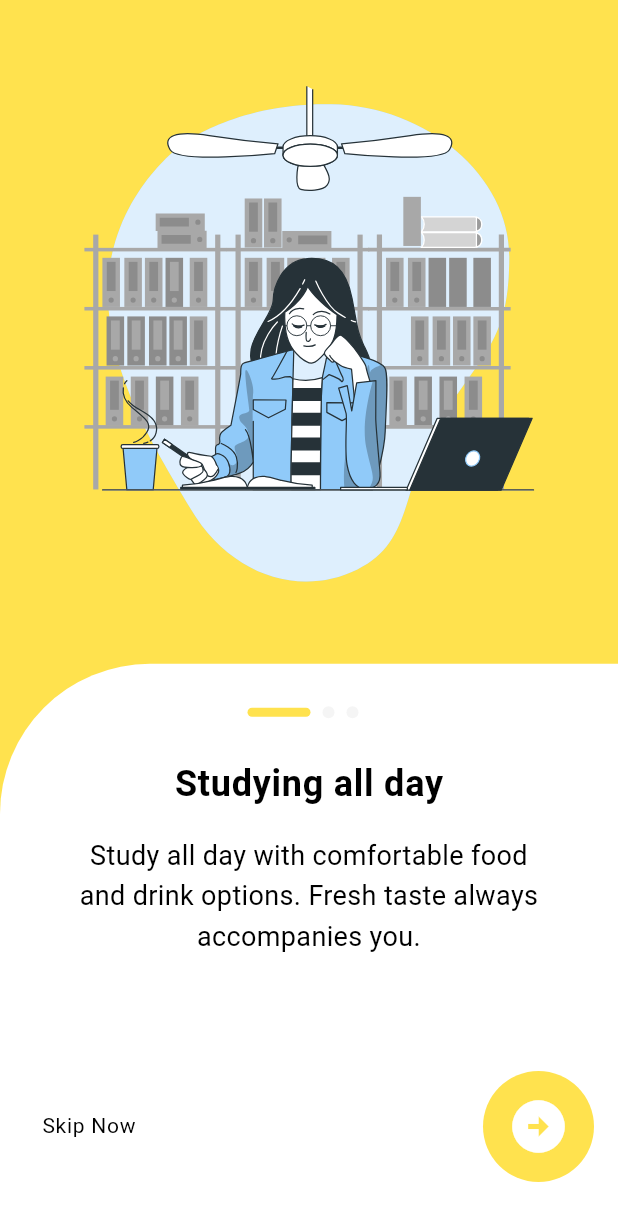
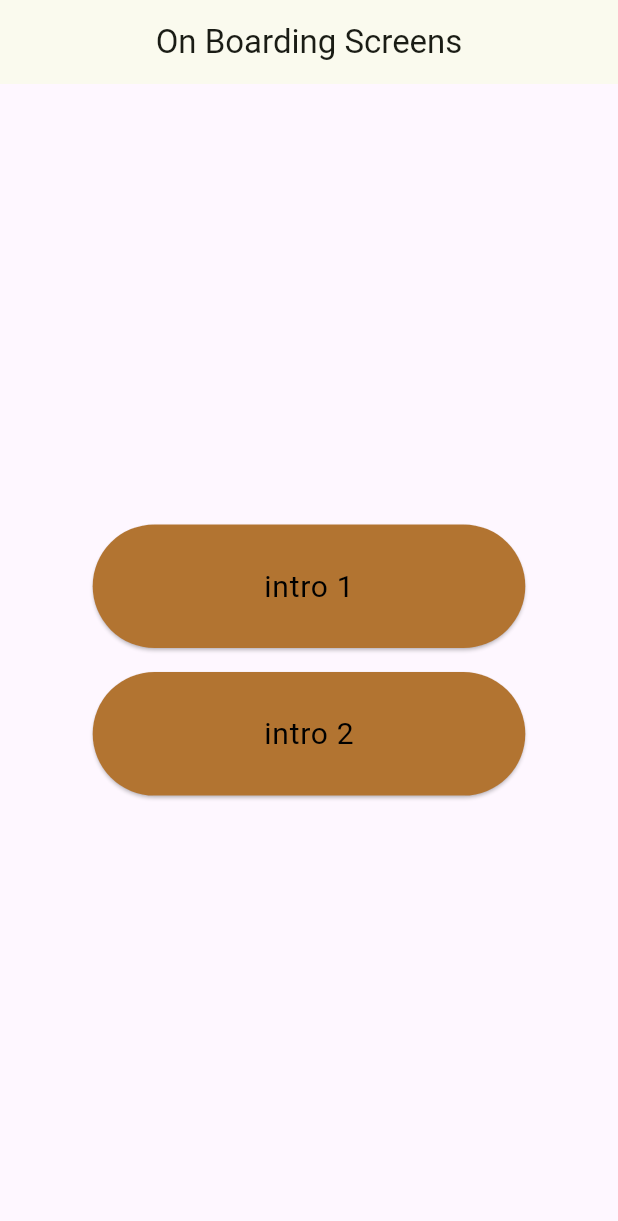
Before and after one commit to Mohitkoley/onboard_dummy1, a Flutter app: the screen it shows after launch, on a phone screen of 412 x 824 dp. Shown: the top 1221 px of the screen. Run offline on Flutter 3.47's test engine with Material 3 defaults, Android fonts, the phone set to English and light mode, and no system bars; our stand-ins replace flutter_svg.

Commit message:
added intro 2

```diff
--- a/lib/main.dart
+++ b/lib/main.dart
@@ -1,8 +1,9 @@
 import 'package:flutter/material.dart';
 import 'package:flutter_svg/svg.dart';
 import 'package:onboarding/const/resource.dart';
-import 'package:onboarding/screens/home_screen.dart';
-import 'package:onboarding/screens/on_board_screen.dart';
+import 'package:onboarding/screens/intro_screens/screen2/intro_screen2.dart';
+import 'package:onboarding/screens/intro_screens/screen1/intro_screen1.dart';
+import 'package:onboarding/screens/on_boardinglist.dart';
 import 'package:onboarding/theme/app_theme.dart';
 
 void main() {
@@ -21,6 +22,6 @@ class MyApp extends StatelessWidget {
         theme: AppTheme.brightData,
         darkTheme: AppTheme.darkData,
         themeMode: ThemeMode.system,
-        home: const IntroScreen());
+        home: const OnBoardScreensList());
   }
 }
--- a/lib/screens/on_board_screen.dart
+++ b/lib/screens/intro_screens/screen1/intro_screen1.dart
@@ -1,7 +1,8 @@
 import 'package:flutter/gestures.dart';
 import 'package:flutter/material.dart';
 import 'package:onboarding/const/resource.dart';
-import 'package:onboarding/screens/intro_widget.dart';
+import 'package:onboarding/screens/intro_screens/screen1/intro_widget.dart';
+import 'package:onboarding/utils/shared_list.dart';
 
 class AppScrollBehavior extends MaterialScrollBehavior {
   @override
@@ -11,20 +12,20 @@ class AppScrollBehavior extends MaterialScrollBehavior {
       };
 }
 
-class IntroScreen extends StatefulWidget {
-  const IntroScreen({super.key});
+class IntroScreen1 extends StatefulWidget {
+  const IntroScreen1({super.key});
 
   @override
-  State<IntroScreen> createState() => _IntroScreenState();
+  State<IntroScreen1> createState() => _IntroScreen1State();
 }
 
-class _IntroScreenState extends State<IntroScreen> {
+class _IntroScreen1State extends State<IntroScreen1> {
   final PageController _pageController = PageController();
 
   int _activePage = 0;
 
   void onNextPage() {
-    if (_activePage < _pages.length - 1) {
+    if (_activePage < pages.length - 1) {
       _pageController.nextPage(
         duration: const Duration(milliseconds: 500),
         curve: Curves.fastEaseInToSlowEaseOut,
@@ -33,35 +34,8 @@ class _IntroScreenState extends State<IntroScreen> {
   }
 
   void onSkip() {
-    _pageController.jumpToPage(_pages.length - 1);
+    _pageController.jumpToPage(pages.length - 1);
   }
-
-  final List<Map<String, dynamic>> _pages = [
-    {
-      'color': '#ffe24e',
-      'title': 'Studying all day',
-      'image': R.ASSETS_SVG_STUDYING_BRO_SVG,
-      'description':
-          "Study all day with comfortable food and drink options. Fresh taste always accompanies you.",
-      'skip': true
-    },
-    {
-      'color': '#a3e4f1',
-      'title': 'Study by yourself',
-      'image': R.ASSETS_SVG_STUDYING_RAFIKI_SVG,
-      'description':
-          'Study with a variety of food and drink options. Fresh taste always accompanies you.',
-      'skip': true
-    },
-    {
-      'color': '#31b77a',
-      'title': 'Study with friends',
-      'image': R.ASSETS_SVG_RESEARCH_PAPER_RAFIKI_SVG,
-      'description':
-          'Study with a lot of food and drink options. Fresh taste always accompanies you.',
-      'skip': false
-    },
-  ];
 
   @override
   Widget build(BuildContext context) {
@@ -70,7 +44,7 @@ class _IntroScreenState extends State<IntroScreen> {
         children: [
           PageView.builder(
               controller: _pageController,
-              itemCount: _pages.length,
+              itemCount: pages.length,
               scrollBehavior: AppScrollBehavior(),
               onPageChanged: (int page) {
                 setState(() {
@@ -80,11 +54,11 @@ class _IntroScreenState extends State<IntroScreen> {
               itemBuilder: (BuildContext context, int index) {
                 return IntroWidget(
                   index: index,
-                  color: _pages[index]['color'],
-                  title: _pages[index]['title'],
-                  description: _pages[index]['description'],
-                  image: _pages[index]['image'],
-                  skip: _pages[index]['skip'],
+                  color: pages[index]['color'],
+                  title: pages[index]['title'],
+                  description: pages[index]['description'],
+                  image: pages[index]['image'],
+                  skip: pages[index]['skip'],
                   onTab: onNextPage,
                   onSkip: onSkip,
                 );
@@ -109,7 +83,7 @@ class _IntroScreenState extends State<IntroScreen> {
   List<Widget> _buildIndicator() {
     final indicators = <Widget>[];
 
-    for (var i = 0; i < _pages.length; i++) {
+    for (var i = 0; i < pages.length; i++) {
       if (_activePage == i) {
         indicators.add(_indicatorsTrue());
       } else {
--- /dev/null
+++ b/lib/screens/on_boardinglist.dart
@@ -0,0 +1,70 @@
+// ignore_for_file: public_member_api_docs, sort_constructors_first
+import 'package:flutter/material.dart';
+
+import 'package:onboarding/screens/intro_screens/screen1/intro_screen1.dart';
+import 'package:onboarding/screens/intro_screens/screen2/intro_screen2.dart';
+import 'package:onboarding/theme/colors.dart';
+import 'package:onboarding/utils/utils.dart';
+
+class OnBoardScreensList extends StatefulWidget {
+  const OnBoardScreensList({super.key});
+
+  @override
+  State<OnBoardScreensList> createState() => _OnBoardScreensListState();
+}
+
+class _OnBoardScreensListState extends State<OnBoardScreensList> {
+  @override
+  Widget build(BuildContext context) {
+    return Scaffold(
+      appBar: AppBar(
+        title: const Text("On Boarding Screens"),
+        centerTitle: true,
+      ),
+      body: Container(
+        alignment: Alignment.center,
+        padding: const EdgeInsets.all(20),
+        child: Column(
+          crossAxisAlignment: CrossAxisAlignment.center,
+          mainAxisAlignment: MainAxisAlignment.center,
+          children: [
+            ScreenButton(
+                title: "intro 1",
+                onPressed: () => Navigator.of(context).push(
+                    MaterialPageRoute(builder: (context) => IntroScreen1()))),
+            ScreenButton(
+                title: "intro 2",
+                onPressed: () => context.navigateTo(IntroScreen2()))
+          ],
+        ),
+      ),
+    );
+  }
+}
+
+class ScreenButton extends StatelessWidget {
+  final String title;
+  final void Function() onPressed;
+  const ScreenButton({
+    super.key,
+    required this.title,
+    required this.onPressed,
+  });
+
+  @override
+  Widget build(BuildContext context) {
+    return Padding(
+      padding: const EdgeInsets.all(8.0),
+      child: ElevatedButton(
+        onPressed: onPressed,
+        style: ElevatedButton.styleFrom(
+          fixedSize: Size(context.width * 0.7, context.height * 0.1),
+        ),
+        child: Text(
+          title,
+          style: context.textTheme.bodyLarge,
+        ),
+      ),
+    );
+  }
+}
--- a/lib/theme/app_theme.dart
+++ b/lib/theme/app_theme.dart
@@ -1,18 +1,32 @@
 import 'package:flutter/material.dart';
+import 'package:onboarding/theme/colors.dart';
 
 class AppTheme {
   static ThemeData brightData = ThemeData.light().copyWith(
-    colorScheme: ColorScheme.fromSeed(seedColor: Colors.deepPurple),
-    textTheme: const TextTheme(
-      bodyLarge: TextStyle(fontSize: 20, color: Colors.black),
-      bodyMedium: TextStyle(fontSize: 16, color: Colors.black),
-    ),
-  );
+      colorScheme: ColorScheme.fromSeed(seedColor: primaryColor),
+      elevatedButtonTheme: buttonTheme,
+      textTheme: const TextTheme(
+        bodyLarge: TextStyle(fontSize: 20, color: black),
+        bodyMedium: TextStyle(fontSize: 16, color: black),
+      ),
+      dividerColor: supporterColor);
 
   static ThemeData darkData = ThemeData.dark().copyWith(
-      colorScheme: ColorScheme.fromSeed(seedColor: Colors.deepPurple),
-      textTheme: TextTheme(
-        bodyLarge: TextStyle(fontSize: 20, color: Colors.white),
-        bodyMedium: TextStyle(fontSize: 16, color: Colors.white),
-      ));
+      colorScheme: ColorScheme.fromSeed(seedColor: primaryColor),
+      textTheme: const TextTheme(
+        bodyLarge: TextStyle(fontSize: 20, color: white),
+        bodyMedium: TextStyle(fontSize: 16, color: white),
+      ),
+      elevatedButtonTheme: buttonThemeDark,
+      dividerColor: supporterColor);
+
+  static ElevatedButtonThemeData buttonTheme = ElevatedButtonThemeData(
+      style: ButtonStyle(
+          foregroundColor: MaterialStateProperty.all<Color>(white),
+          backgroundColor: MaterialStateProperty.all<Color>(secondryColor)));
+
+  static ElevatedButtonThemeData buttonThemeDark = ElevatedButtonThemeData(
+      style: ButtonStyle(
+          foregroundColor: MaterialStateProperty.all<Color>(black),
+          backgroundColor: MaterialStateProperty.all<Color>(secondryColor)));
 }
--- /dev/null
+++ b/lib/theme/colors.dart
@@ -0,0 +1,7 @@
+import 'package:flutter/material.dart';
+
+const supporterColor = Color(0xFFD6CCB8);
+const secondryColor = Color(0xFFB27431);
+const primaryColor = Color(0xFFA5E314);
+const white = Color(0xFFFFFFFF);
+const black = Color(0xFF000000);
```
Also changed, not shown: lib/screens/home_screen.dart (deleted, +0 -79 lines), lib/screens/intro_screens/screen2/intro_screen2.dart (added, +237 -0 lines), lib/utils/shared_list.dart (added, +28 -0 lines), lib/utils/utils.dart (+11 -0 lines), assets/svg/Research paper-rafiki.svg, assets/svg/Studying-bro.svg, assets/svg/Studying-rafiki.svg, lib/screens/intro_screens/screen1/intro_widget.dart (renamed from lib/screens/intro_widget.dart).
